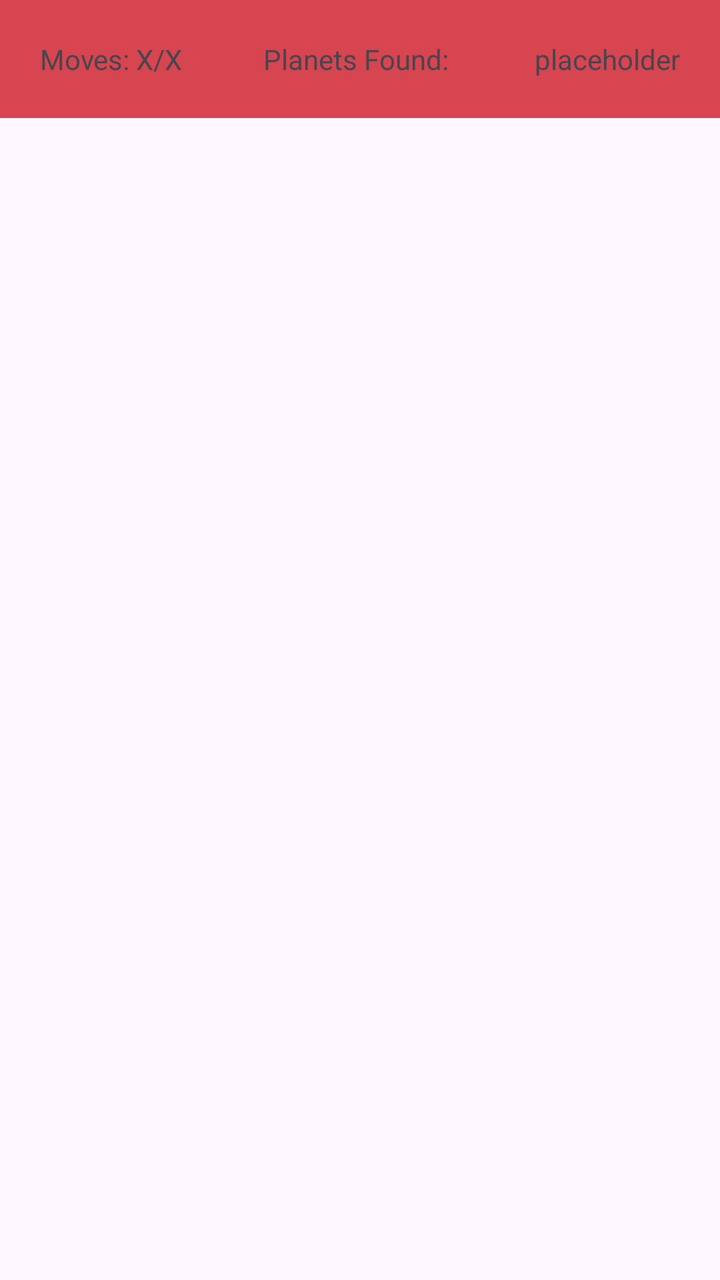
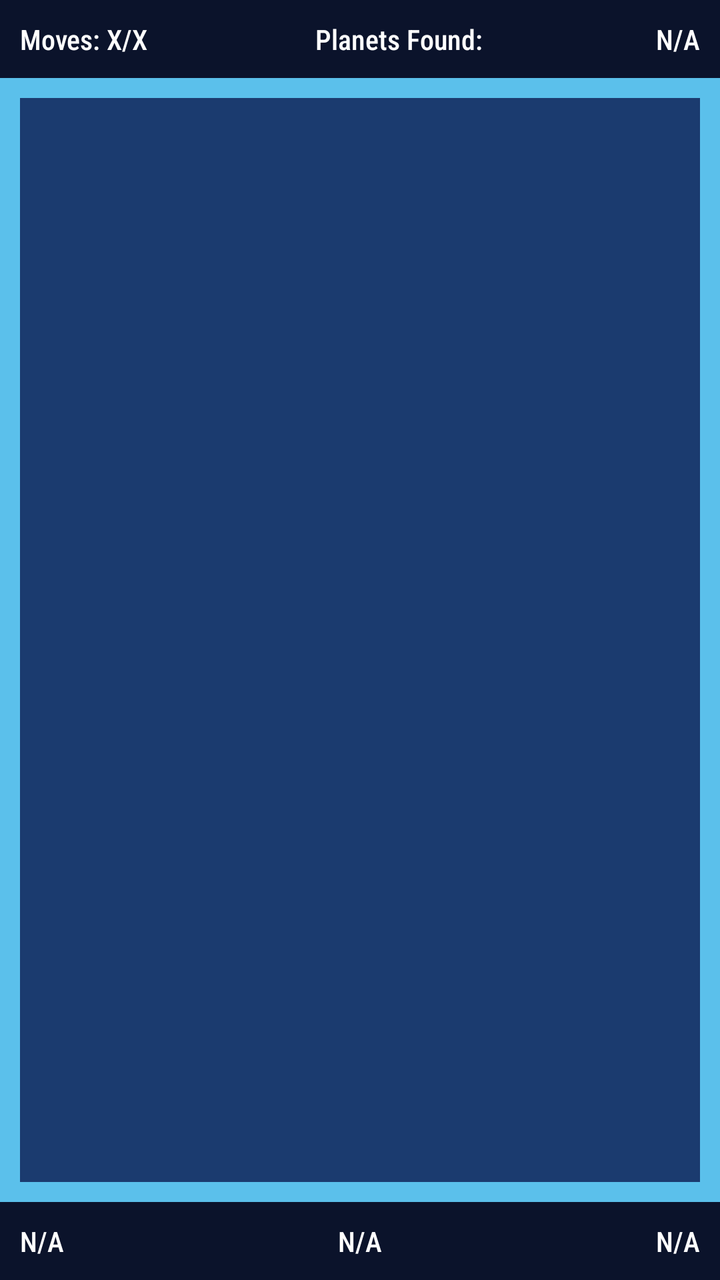

Screens rendered from an Android XML layout before and after an edit, with the pre-edit source and the edit as a unified diff.
<!-- AndroidManifest.xml: application theme Theme.Galactica -->
<!-- res/layout/activity_ingame_single_player.xml -->
<?xml version="1.0" encoding="utf-8"?>
<androidx.constraintlayout.widget.ConstraintLayout xmlns:android="http://schemas.android.com/apk/res/android"
    xmlns:app="http://schemas.android.com/apk/res-auto"
    xmlns:tools="http://schemas.android.com/tools"
    android:id="@+id/main"
    android:layout_width="match_parent"
    android:layout_height="match_parent"
    tools:context=".IngameSinglePlayerActivity">

    <AbsoluteLayout
        android:layout_width="match_parent"
        android:layout_height="wrap_content">
        <LinearLayout
            android:layout_width="fill_parent"
            android:layout_height="wrap_content"
            android:padding="20dp"
            android:orientation="horizontal"
            android:gravity="center"
            android:background="@color/galactica_red"
            >
            <TextView
                android:layout_width="wrap_content"
                android:layout_height="match_parent"
                android:text="Moves: X/X"
                android:textAlignment="textStart"
                android:layout_weight="1"/>

            <TextView
                android:layout_width="wrap_content"
                android:layout_height="match_parent"
                android:text="Planets Found: "
                android:textAlignment="center"
                android:layout_weight="1"/>

            <TextView
                android:layout_width="wrap_content"
                android:layout_height="match_parent"
                android:text="placeholder"
                android:textAlignment="textEnd"
                android:layout_weight="1"/>
        </LinearLayout>
    </AbsoluteLayout>

    <GridLayout
        android:id="@+id/single_player_grid"
        android:layout_width="0dp"
        android:layout_height="0dp"
        android:layout_margin="60dp"
        android:columnCount="7"
        android:rowCount="8"
        android:orientation="horizontal"
        app:layout_constraintTop_toTopOf="parent"
        app:layout_constraintBottom_toBottomOf="parent"
        app:layout_constraintStart_toStartOf="parent"
        app:layout_constraintEnd_toEndOf="parent" />

</androidx.constraintlayout.widget.ConstraintLayout>
<!-- resources referenced by this layout -->
<resources>
  <color name="galactica_red">#D64550</color>
  <style name="Theme.Galactica" parent="Base.Theme.Galactica" />
  <style name="Base.Theme.Galactica" parent="Theme.Material3.DayNight.NoActionBar">
  
          
          <item name="materialButtonStyle">@style/GalacticaButton</item>
  
          
          <item name="materialButtonOutlinedStyle">@style/GalacticaButton.Outlined</item>
  
          
          
  
          
      </style>
  <style name="GalacticaButton" parent="Widget.Material3.Button">
          <item name="android:backgroundTint">@color/space_blue</item>
          <item name="android:textColor">@color/white</item>
          <item name="cornerRadius">16dp</item>
          <item name="android:textStyle">bold</item>
  
          
          <item name="android:minHeight">52dp</item>
          <item name="android:insetTop">0dp</item>
          <item name="android:insetBottom">0dp</item>
          <item name="android:letterSpacing">0.03</item>
      </style>
  <style name="GalacticaButton.Outlined" parent="Widget.Material3.Button.OutlinedButton">
          <item name="strokeColor">@color/space_glow</item>
          <item name="strokeWidth">2dp</item>
          <item name="cornerRadius">16dp</item>
          <item name="android:textColor">@color/space_glow</item>
          <item name="android:minHeight">52dp</item>
      </style>
  <color name="space_blue">#1B3B6F</color>
  <color name="white">#FFFFFFFF</color>
  <color name="space_glow">#5BC0EB</color>
</resources>

<!-- the commit's change to res/layout/activity_ingame_single_player.xml (unified diff, before → after) -->
@@ -5,53 +5,100 @@
     android:id="@+id/main"
     android:layout_width="match_parent"
     android:layout_height="match_parent"
-    tools:context=".IngameSinglePlayerActivity">
+    android:background="@color/space_glow"
+    tools:context=".SinglePlayerActivity">
 
-    <AbsoluteLayout
+    <LinearLayout
         android:layout_width="match_parent"
-        android:layout_height="wrap_content">
+        android:layout_height="match_parent"
+        android:orientation="vertical">
+
         <LinearLayout
             android:layout_width="fill_parent"
             android:layout_height="wrap_content"
-            android:padding="20dp"
+            android:background="@color/space_dark"
+            android:gravity="center"
             android:orientation="horizontal"
-            android:gravity="center"
-            android:background="@color/galactica_red"
-            >
-            <TextView
-                android:layout_width="wrap_content"
-                android:layout_height="match_parent"
-                android:text="Moves: X/X"
-                android:textAlignment="textStart"
-                android:layout_weight="1"/>
+            android:padding="10dp">
 
             <TextView
                 android:layout_width="wrap_content"
                 android:layout_height="match_parent"
-                android:text="Planets Found: "
-                android:textAlignment="center"
-                android:layout_weight="1"/>
+                android:layout_weight="1"
+                android:fontFamily="sans-serif-condensed-medium"
+                android:text="Moves: X/X"
+                android:textAlignment="textStart"
+                android:textColor="#FFFFFF" />
 
             <TextView
                 android:layout_width="wrap_content"
                 android:layout_height="match_parent"
-                android:text="placeholder"
+                android:layout_weight="1"
+                android:fontFamily="sans-serif-condensed-medium"
+                android:text="Planets Found: "
+                android:textAlignment="center"
+                android:textColor="#FFFFFF" />
+
+            <TextView
+                android:layout_width="wrap_content"
+                android:layout_height="match_parent"
+                android:layout_weight="1"
+                android:fontFamily="sans-serif-condensed-medium"
+                android:text="@string/placeholder"
                 android:textAlignment="textEnd"
-                android:layout_weight="1"/>
+                android:textColor="#FFFFFF" />
         </LinearLayout>
-    </AbsoluteLayout>
 
-    <GridLayout
-        android:id="@+id/single_player_grid"
-        android:layout_width="0dp"
-        android:layout_height="0dp"
-        android:layout_margin="60dp"
-        android:columnCount="7"
-        android:rowCount="8"
-        android:orientation="horizontal"
-        app:layout_constraintTop_toTopOf="parent"
-        app:layout_constraintBottom_toBottomOf="parent"
-        app:layout_constraintStart_toStartOf="parent"
-        app:layout_constraintEnd_toEndOf="parent" />
+        <GridLayout
+            android:id="@+id/single_player_grid"
+            android:layout_width="match_parent"
+            android:layout_height="0dp"
+            android:layout_marginHorizontal="10dp"
+            android:layout_marginVertical="10dp"
+            android:background="@color/space_blue"
+            android:columnCount="7"
+            android:orientation="horizontal"
+            android:padding="10dp"
+            android:rowCount="8"
+            android:layout_weight = "1"
+            />
+
+        <LinearLayout
+            android:layout_width="fill_parent"
+            android:layout_height="wrap_content"
+            android:background="@color/space_dark"
+            android:gravity="center"
+            android:orientation="horizontal"
+            android:padding="10dp">
+
+            <TextView
+                android:layout_width="wrap_content"
+                android:layout_height="match_parent"
+                android:layout_weight="1"
+                android:fontFamily="sans-serif-condensed-medium"
+                android:text="@string/placeholder"
+                android:textAlignment="textStart"
+                android:textColor="#FFFFFF" />
+
+            <TextView
+                android:layout_width="wrap_content"
+                android:layout_height="match_parent"
+                android:layout_weight="1"
+                android:fontFamily="sans-serif-condensed-medium"
+                android:text="@string/placeholder"
+                android:textAlignment="center"
+                android:textColor="#FFFFFF" />
+
+            <TextView
+                android:layout_width="wrap_content"
+                android:layout_height="match_parent"
+                android:layout_weight="1"
+                android:fontFamily="sans-serif-condensed-medium"
+                android:text="@string/placeholder"
+                android:textAlignment="textEnd"
+                android:textColor="#FFFFFF" />
+        </LinearLayout>
+
+    </LinearLayout>
 
 </androidx.constraintlayout.widget.ConstraintLayout>
<!-- resource entries referenced after the edit -->
@@ -1,6 +1,5 @@
 <!-- resources referenced by this layout -->
 <resources>
-  <color name="galactica_red">#D64550</color>
   <style name="Theme.Galactica" parent="Base.Theme.Galactica" />
   <style name="Base.Theme.Galactica" parent="Theme.Material3.DayNight.NoActionBar">
   
@@ -16,26 +15,29 @@
           
       </style>
   <style name="GalacticaButton" parent="Widget.Material3.Button">
-          <item name="android:backgroundTint">@color/space_blue</item>
+          <item name="android:backgroundTint">@color/space_glow</item>
           <item name="android:textColor">@color/white</item>
-          <item name="cornerRadius">16dp</item>
+          <item name="cornerRadius">8dp</item>
           <item name="android:textStyle">bold</item>
-  
           
           <item name="android:minHeight">52dp</item>
-          <item name="android:insetTop">0dp</item>
-          <item name="android:insetBottom">0dp</item>
+          <item name="android:insetTop">2dp</item>
+          <item name="android:insetBottom">2dp</item>
+          <item name="android:insetLeft">2dp</item>
+          <item name="android:insetRight">2dp</item>
           <item name="android:letterSpacing">0.03</item>
       </style>
   <style name="GalacticaButton.Outlined" parent="Widget.Material3.Button.OutlinedButton">
           <item name="strokeColor">@color/space_glow</item>
           <item name="strokeWidth">2dp</item>
-          <item name="cornerRadius">16dp</item>
-          <item name="android:textColor">@color/space_glow</item>
+          <item name="cornerRadius">2dp</item>
+          <item name="android:textColor">@color/white</item>
           <item name="android:minHeight">52dp</item>
       </style>
   <color name="space_blue">#1B3B6F</color>
+  <color name="space_dark">#0B132B</color>
   <color name="white">#FFFFFFFF</color>
   <color name="space_glow">#5BC0EB</color>
+  <string name="placeholder">N/A</string>
 </resources>
 
